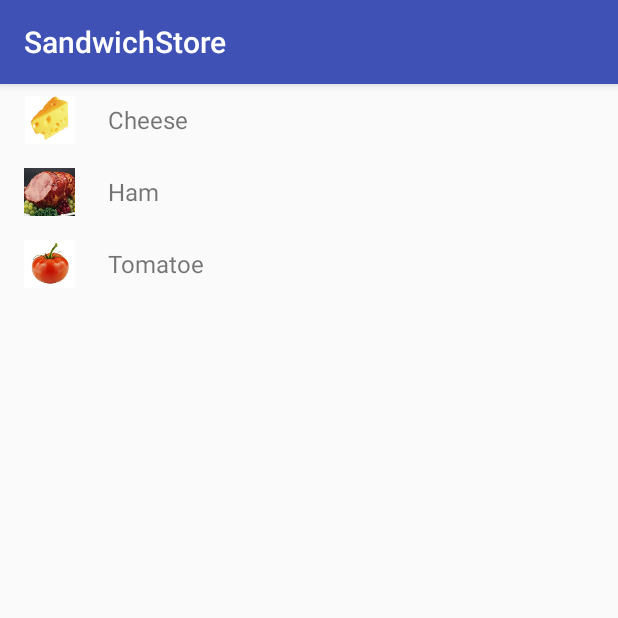
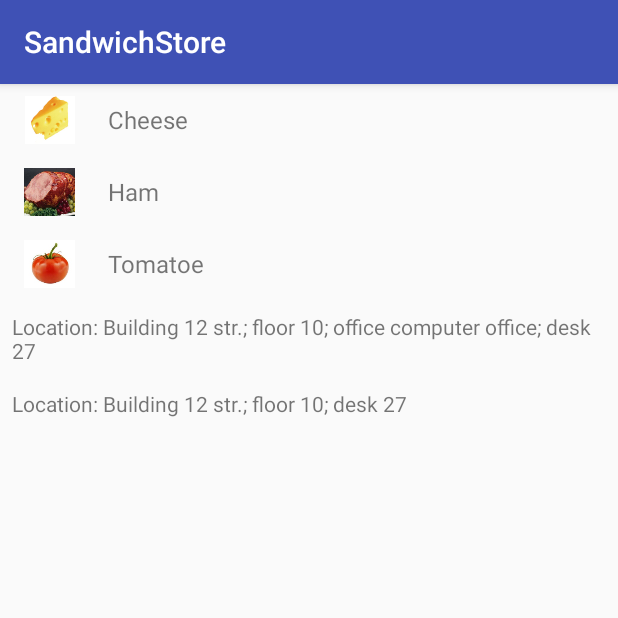
Before and after one commit to maxstepanovski/SandwichStore, an Android app: the screen it shows after launch (MainActivity), on a phone screen of 412 x 824 dp, the top half of it. Run offline under Robolectric (Android 15) with nearby library versions, the phone set to English and light mode, and no system bars.

Commit message:
3.0
Example of Adapter Pattern (OldLocation -> NewLocation)

```diff
--- /dev/null
+++ b/app/src/main/java/com/mambayamba/sandwichstore/Adapter.java
@@ -0,0 +1,54 @@
+package com.mambayamba.sandwichstore;
+
+/**
+ * Created by макс on 26.06.2017.
+ */
+
+public class Adapter implements NewLocation {
+    private OldLocation oldLocation;
+    private String building;
+    private int floor;
+    private int desk;
+
+    public Adapter(OldLocation oldLocation) {
+        this.oldLocation = oldLocation;
+        setBuilding(oldLocation.getBuilding());
+        setFloor(oldLocation.getFloor());
+        setDesk(oldLocation.getDesk());
+    }
+
+    @Override
+    public String getBuilding() {
+        return this.building;
+    }
+
+    @Override
+    public int getFloor() {
+        return this.floor;
+    }
+
+    @Override
+    public int getDesk() {
+        return this.desk;
+    }
+
+    @Override
+    public void setBuilding(String building) {
+        this.building = building;
+    }
+
+    @Override
+    public void setFloor(int floor) {
+        this.floor = floor;
+    }
+
+    @Override
+    public void setDesk(int desk) {
+        this.desk = desk;
+    }
+
+    @Override
+    public String toString() {
+        return "Location: Building "+building+"; floor "+floor+"; desk "+desk;
+    }
+}
--- /dev/null
+++ b/app/src/main/java/com/mambayamba/sandwichstore/CustomerLocation.java
@@ -0,0 +1,58 @@
+package com.mambayamba.sandwichstore;
+
+/**
+ * Created by макс on 26.06.2017.
+ */
+
+public class CustomerLocation implements OldLocation {
+    private String building;
+    private int floor;
+    private String office;
+    private int desk;
+
+
+    @Override
+    public String getBuilding() {
+        return building;
+    }
+
+    @Override
+    public int getFloor() {
+        return floor;
+    }
+
+    @Override
+    public String getOffice() {
+        return office;
+    }
+
+    @Override
+    public int getDesk() {
+        return desk;
+    }
+
+    @Override
+    public void setBuilding(String building) {
+        this.building = building;
+    }
+
+    @Override
+    public void setFloor(int floor) {
+        this.floor = floor;
+    }
+
+    @Override
+    public void setOffice(String office) {
+        this.office = office;
+    }
+
+    @Override
+    public void setDesk(int desk) {
+        this.desk = desk;
+    }
+
+    @Override
+    public String toString() {
+        return "Location: Building "+building+"; floor "+floor+"; office "+office+"; desk "+desk;
+    }
+}
--- a/app/src/main/java/com/mambayamba/sandwichstore/MainActivity.java
+++ b/app/src/main/java/com/mambayamba/sandwichstore/MainActivity.java
@@ -34,5 +34,17 @@ public class MainActivity extends AppCompatActivity {
         recyclerView.setLayoutManager(new LinearLayoutManager(this));
         recyclerView.setHasFixedSize(true);
         recyclerView.setAdapter(adapter);
+
+        TextView oldLocationText = (TextView) findViewById(R.id.old_location);
+        OldLocation oldLocation = new CustomerLocation();
+        oldLocation.setBuilding("12 str.");
+        oldLocation.setFloor(10);
+        oldLocation.setOffice("computer office");
+        oldLocation.setDesk(27);
+        oldLocationText.setText(oldLocation.toString());
+
+        TextView newLocationText = (TextView) findViewById(R.id.new_location);
+        NewLocation newLocation = new Adapter(oldLocation);
+        newLocationText.setText(newLocation.toString());
     }
 }
--- /dev/null
+++ b/app/src/main/java/com/mambayamba/sandwichstore/NewLocation.java
@@ -0,0 +1,15 @@
+package com.mambayamba.sandwichstore;
+
+/**
+ * Created by макс on 26.06.2017.
+ */
+
+public interface NewLocation {
+    public String getBuilding();
+    public int getFloor();
+    public int getDesk();
+
+    public void setBuilding(String building);
+    public void setFloor(int floor);
+    public void setDesk(int desk);
+}
--- /dev/null
+++ b/app/src/main/java/com/mambayamba/sandwichstore/OldLocation.java
@@ -0,0 +1,18 @@
+package com.mambayamba.sandwichstore;
+
+/**
+ * Created by макс on 26.06.2017.
+ */
+
+public interface OldLocation {
+    public String getBuilding();
+    public int getFloor();
+    public String getOffice();
+    public int getDesk();
+
+    public void setBuilding(String building);
+    public void setFloor(int floor);
+    public void setOffice(String office);
+    public void setDesk(int desk);
+
+}
--- a/app/src/main/res/layout/activity_main.xml
+++ b/app/src/main/res/layout/activity_main.xml
@@ -1,14 +1,29 @@
 <?xml version="1.0" encoding="utf-8"?>
-<android.support.design.widget.CoordinatorLayout
+<LinearLayout
     xmlns:android="http://schemas.android.com/apk/res/android"
     xmlns:app="http://schemas.android.com/apk/res-auto"
+    xmlns:tools="http://schemas.android.com/tools"
     android:id="@+id/content"
     android:layout_width="match_parent"
-    android:layout_height="match_parent">
+    android:layout_height="match_parent"
+    android:orientation="vertical">
 
     <android.support.v7.widget.RecyclerView
         android:layout_width="match_parent"
-        android:layout_height="match_parent"
+        android:layout_height="wrap_content"
         android:id="@+id/main_recycler_view"/>
 
-</android.support.design.widget.CoordinatorLayout>
+    <TextView
+        android:layout_width="wrap_content"
+        android:layout_height="wrap_content"
+        android:id="@+id/old_location"
+        tools:text="test"
+        android:layout_margin="8dp"/>
+    <TextView
+        android:layout_width="wrap_content"
+        android:layout_height="wrap_content"
+        android:id="@+id/new_location"
+        tools:text="test2"
+        android:layout_margin="8dp"/>
+
+</LinearLayout>
```
